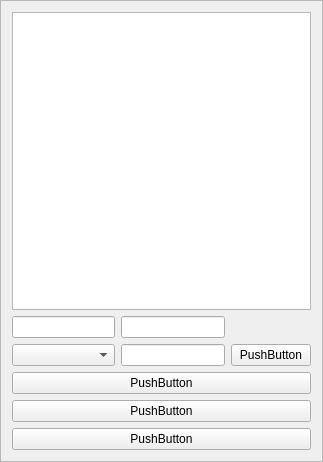
This is slacx/slacxui/list_builder.ui in slaclab/paws as Qt 5 draws it before an edit. The edited form follows.
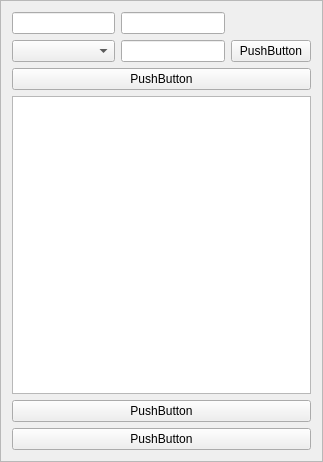
This is the edited form.

Commit message: refactored workflow builder ui to reuse it in plugin manager ui

The edit to the form file:
```diff
--- a/slacx/slacxui/list_builder.ui
+++ b/slacx/slacxui/list_builder.ui
@@ -20,49 +20,49 @@
    <enum>QFrame::Raised</enum>
   </property>
   <layout class="QGridLayout" name="gridLayout">
-   <item row="2" column="2">
-    <widget class="QPushButton" name="browse_button">
-     <property name="text">
-      <string>PushButton</string>
-     </property>
-    </widget>
-   </item>
-   <item row="4" column="0" colspan="3">
-    <widget class="QPushButton" name="load_button">
-     <property name="text">
-      <string>PushButton</string>
-     </property>
-    </widget>
-   </item>
-   <item row="2" column="1">
+   <item row="3" column="1">
     <widget class="QLineEdit" name="value_entry"/>
    </item>
-   <item row="2" column="0">
-    <widget class="QComboBox" name="type_selector"/>
-   </item>
-   <item row="6" column="0" colspan="3">
-    <widget class="QPushButton" name="finish_button">
-     <property name="text">
-      <string>PushButton</string>
-     </property>
-    </widget>
+   <item row="8" column="0" colspan="3">
+    <widget class="QTreeView" name="list_view"/>
    </item>
    <item row="5" column="0" colspan="3">
+    <widget class="QPushButton" name="load_button">
+     <property name="text">
+      <string>PushButton</string>
+     </property>
+    </widget>
+   </item>
+   <item row="9" column="0" colspan="3">
     <widget class="QPushButton" name="remove_button">
      <property name="text">
       <string>PushButton</string>
      </property>
     </widget>
    </item>
-   <item row="0" column="0" colspan="3">
-    <widget class="QTreeView" name="list_view"/>
+   <item row="10" column="0" colspan="3">
+    <widget class="QPushButton" name="finish_button">
+     <property name="text">
+      <string>PushButton</string>
+     </property>
+    </widget>
    </item>
-   <item row="1" column="0">
-    <widget class="QLineEdit" name="type_header"/>
+   <item row="3" column="0">
+    <widget class="QComboBox" name="type_selector"/>
    </item>
-   <item row="1" column="1">
+   <item row="3" column="2">
+    <widget class="QPushButton" name="browse_button">
+     <property name="text">
+      <string>PushButton</string>
+     </property>
+    </widget>
+   </item>
+   <item row="2" column="1">
     <widget class="QLineEdit" name="value_header"/>
    </item>
+   <item row="2" column="0">
+    <widget class="QLineEdit" name="type_header"/>
+   </item>
   </layout>
  </widget>
  <resources/>
```
The commit also changes 6 other files.
